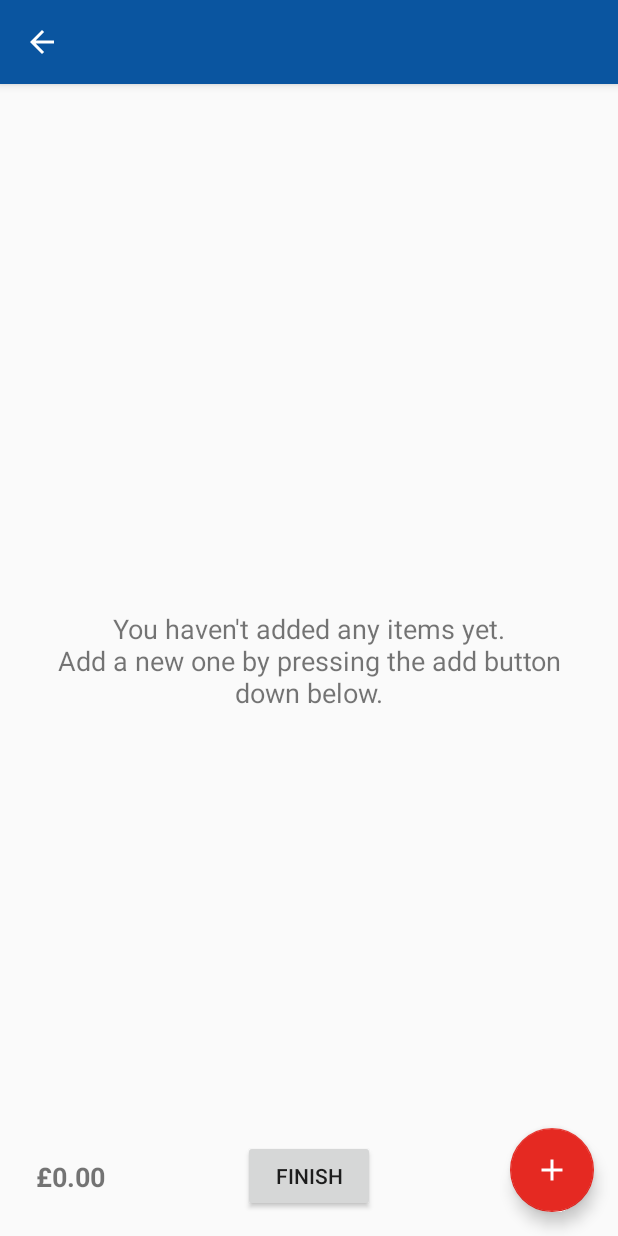
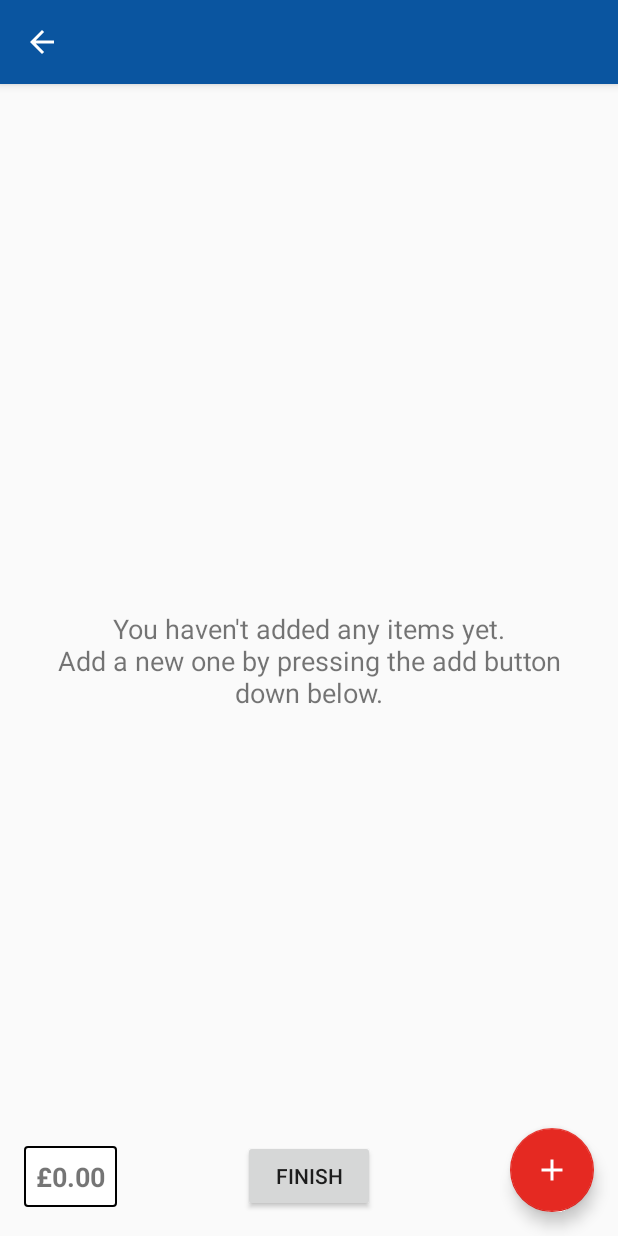
Before and after one commit to SteelColossus/Mobile-Application-Development-Coursework, an Android app: the ShoppingListActivity screen opened directly, with no data from a screen before it, on a phone screen of 412 x 824 dp. Run offline under Robolectric (Android 15) with nearby library versions, the phone set to English and light mode, and no system bars; pictures from the network do not load.

Commit message:
Put a bordered box around the total price

```diff
--- /dev/null
+++ b/app/src/main/res/drawable/view_border_background.xml
@@ -0,0 +1,12 @@
+<?xml version="1.0" encoding="utf-8"?>
+<shape xmlns:android="http://schemas.android.com/apk/res/android"
+    android:shape="rectangle">
+
+    <solid android:color="@android:color/background_light" />
+
+    <stroke
+        android:width="1dp"
+        android:color="@android:color/black" />
+
+    <corners android:radius="2dp" />
+</shape>
--- a/app/src/main/res/layout/content_shopping_list.xml
+++ b/app/src/main/res/layout/content_shopping_list.xml
@@ -38,8 +38,10 @@
         android:id="@+id/totalPriceTextView"
         android:layout_width="wrap_content"
         android:layout_height="wrap_content"
-        android:layout_marginLeft="24dp"
-        android:layout_marginStart="24dp"
+        android:layout_marginLeft="16dp"
+        android:layout_marginStart="16dp"
+        android:background="@drawable/view_border_background"
+        android:padding="8dp"
         android:text="@string/total_price_default"
         android:textSize="18sp"
         android:textStyle="bold"
```
